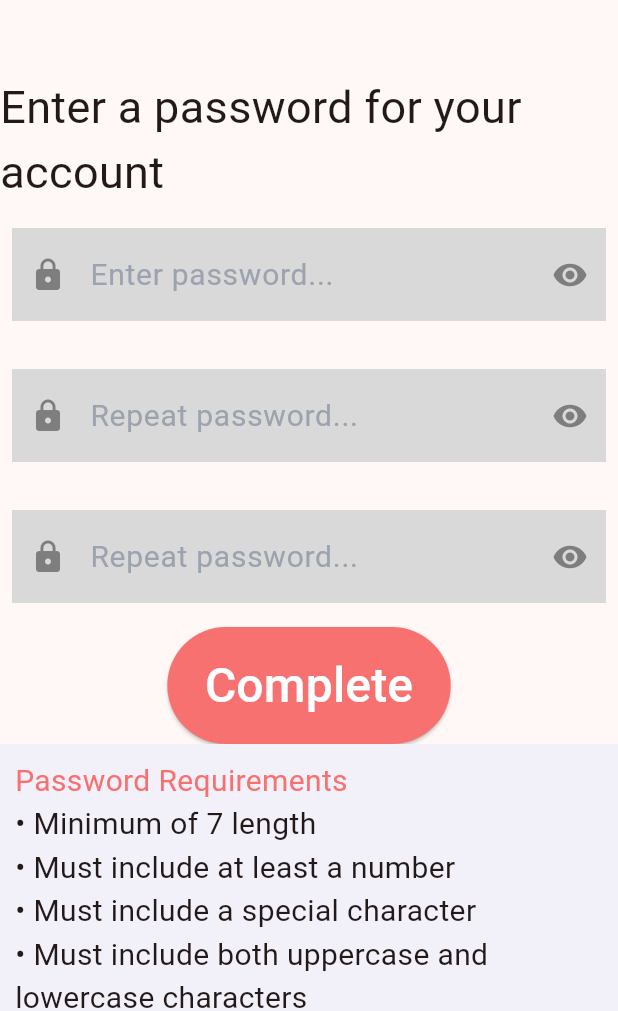
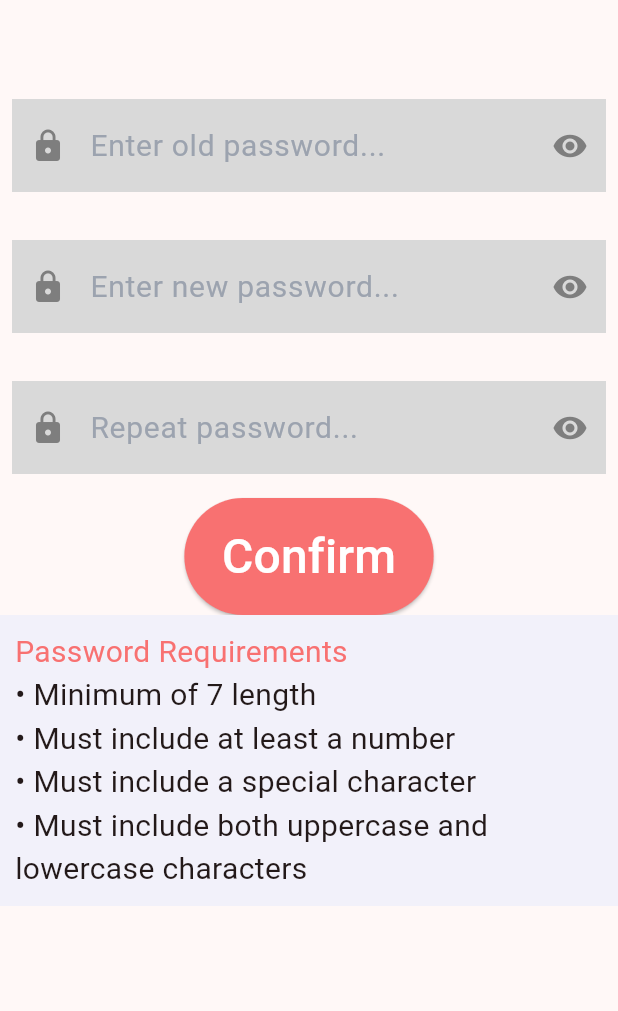
Before and after one commit to anwrat/Recipe-App, a Flutter app: the NavigationBarApp screen opened directly with empty values, item 4 of the bottom bar chosen, after a tap on "Change Password", on a phone screen of 412 x 824 dp, the part 225-1236 px from its top. Run offline on Flutter 3.47's test engine with Material 3 defaults, Android fonts, the phone set to English and light mode, and no system bars; our stand-ins replace google_fonts.

Commit message:
Change password function completed!!

```diff
--- a/recipe_app/lib/changepass.dart
+++ b/recipe_app/lib/changepass.dart
@@ -19,24 +19,29 @@ class ChangePass extends StatelessWidget {
   ChangePass({required this.username,super.key});
 
   // Function to send data to Node.js backend
-  Future<void> sendData(BuildContext context,String oldpass, String newpass) async {
+  Future<void> sendData(BuildContext context,String username,String oldpass, String newpass) async {
     final url = Uri.parse('http://localhost:3000/api/changepass');
     final response = await http.post(
       url,
       headers: {'Content-Type': 'application/json'},
       body: jsonEncode({
-        'oldpass': oldpass,
-        'newpass': newpass,
+        'username':username,
+        'oldpassword': oldpass,
+        'newpassword': newpass,
       }),
     );
 
     if (response.statusCode == 200) {
+      await showErrorDialog(context, "Password Changed successfully!!");
       Navigator.push(
         context,
         MaterialPageRoute(
           builder: (context) => Settings(username: username,),
         ),
       );
+    }
+    else if(response.statusCode == 401){
+      showErrorDialog(context, "Old password is incorrect");
     } else {
       print('Failed to register: ${response.statusCode}');
     }
@@ -63,19 +68,15 @@ class ChangePass extends StatelessWidget {
               child: Column(
                 crossAxisAlignment: CrossAxisAlignment.start,
                 children: <Widget>[
-                  Text(
-                    'Enter a password for your account',
-                    style: GoogleFonts.leagueSpartan(fontSize: 30),
-                  ),
                   Textfields(
                     controller: _oldpasswordController,
-                    displaytext: 'Enter password...',
+                    displaytext: 'Enter old password...',
                     icons: 0xe3ae,
                     ispass: true,
                     ),
                   Textfields(
                     controller: _newpasswordController,
-                    displaytext: 'Repeat password...',
+                    displaytext: 'Enter new password...',
                     icons: 0xe3ae,
                     ispass: true,
                     ),
@@ -88,7 +89,7 @@ class ChangePass extends StatelessWidget {
                   Align(
                     alignment: Alignment.center,
                     child: Buttons(
-                      title: "Complete",
+                      title: "Confirm",
                       onPressed: () {
                         if(_oldpasswordController.text.isEmpty || _confirmnewpasswordController.text.isEmpty||_confirmnewpasswordController.text.isEmpty){
                           showErrorDialog(context, "Please fill all the fields");
@@ -97,7 +98,7 @@ class ChangePass extends StatelessWidget {
                           if (_newpasswordController.text == _confirmnewpasswordController.text) {
                             RegExp passcheck=RegExp(r'^(?=.*[a-z])(?=.*[A-Z])(?=.*\W)(?!.*\s).{7,}$');
                             if(passcheck.hasMatch(_newpasswordController.text)){
-                              sendData(context,_oldpasswordController.text, _confirmnewpasswordController.text);
+                              sendData(context,username,_oldpasswordController.text, _confirmnewpasswordController.text);
                             }
                             else{
                               showErrorDialog(context, "Password does not meet criteria");
--- a/recipe_app/lib/home.dart
+++ b/recipe_app/lib/home.dart
@@ -17,6 +17,7 @@ class _HomePageState extends State<HomePage>{
     return Scaffold(
       appBar: AppBar(
         toolbarHeight: 200,//height of appbar
+        automaticallyImplyLeading: false, //remove back button
         title:Row(
           mainAxisAlignment: MainAxisAlignment.center,
           children: [
--- a/recipe_app/lib/profilepage.dart
+++ b/recipe_app/lib/profilepage.dart
@@ -20,6 +20,7 @@ class _ProfilePageState extends State<ProfilePage> {
     return Scaffold(
       appBar: AppBar(
         toolbarHeight: 200,//height of appbar
+        automaticallyImplyLeading: false,//remove back button
         title:Row(
           mainAxisAlignment: MainAxisAlignment.center,
           children: [
--- a/recipe_app/lib/search.dart
+++ b/recipe_app/lib/search.dart
@@ -17,6 +17,7 @@ class _SearchPageState extends State<SearchPage> {
     return Scaffold(
       appBar: AppBar(
         toolbarHeight: 200,//height of appbar
+        automaticallyImplyLeading: false,// remove back button
         title:Row(
           mainAxisAlignment: MainAxisAlignment.center,
           children: [
--- a/recipe_app/lib/settings.dart
+++ b/recipe_app/lib/settings.dart
@@ -21,6 +21,7 @@ class _SettingsState extends State<Settings> {
     return Scaffold(
       appBar: AppBar(
         toolbarHeight: 200,//height of appbar
+        automaticallyImplyLeading: false,//remove back button
         title:Row(
           mainAxisAlignment: MainAxisAlignment.center,
           children: [
--- a/recipe_app/lib/widgets/navbar.dart
+++ b/recipe_app/lib/widgets/navbar.dart
@@ -19,7 +19,9 @@ class _NavigationBarAppState extends State<NavigationBarApp> {
 
   @override
   Widget build(BuildContext context) {
-    return Scaffold(
+    return PopScope(
+        canPop: false,//to prevent the user from going back
+        child:Scaffold(
           bottomNavigationBar: NavigationBar(
             backgroundColor: MyColors.primarycolor,
             onDestinationSelected: (int index) {
@@ -68,6 +70,7 @@ class _NavigationBarAppState extends State<NavigationBarApp> {
             /// Settings Page
             Settings(username: widget.username,),
           ][currentPageIndex],
+        ),
       );
   }
 }
--- a/recipe_app/lib/widgets/showdialog.dart
+++ b/recipe_app/lib/widgets/showdialog.dart
@@ -2,8 +2,8 @@ import 'package:flutter/material.dart';
 import 'package:google_fonts/google_fonts.dart';
 import 'package:recipe_app/utils/colors.dart';
 
-void showErrorDialog(BuildContext context, String message) {
-    showDialog(
+showErrorDialog(BuildContext context, String message) {
+    return showDialog<void>(
       context: context,
       builder: (BuildContext context) {
         return AlertDialog(
```
Also changed, not shown: 1 other file. Lines whose indentation alone changed are shown as unchanged.
